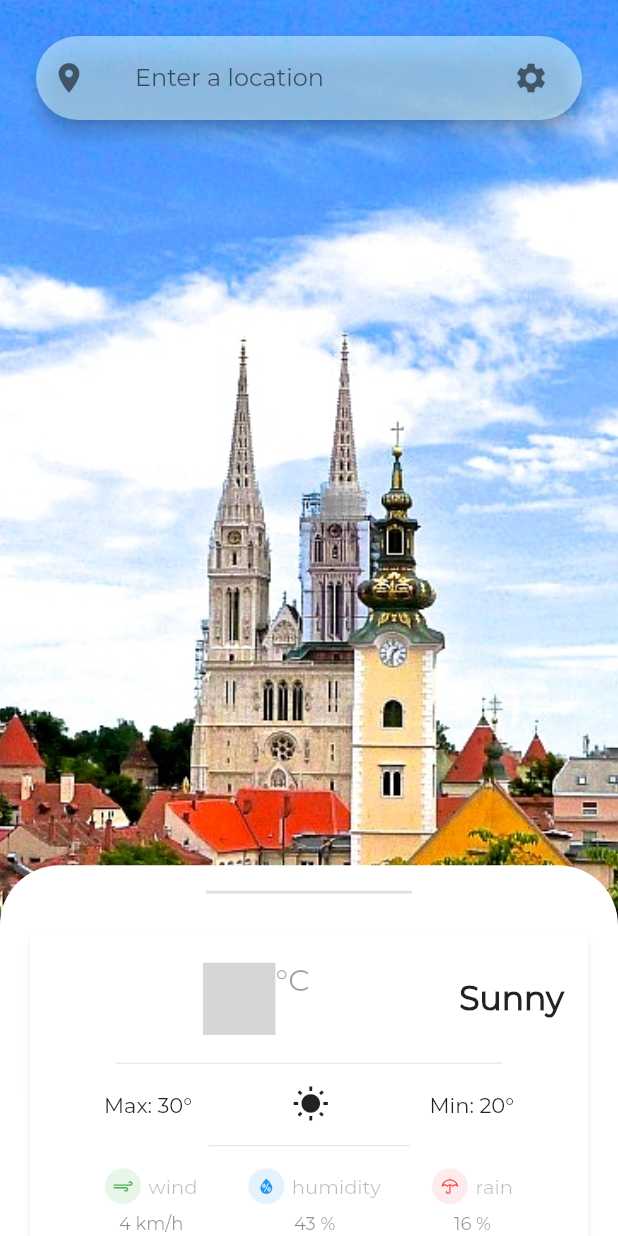
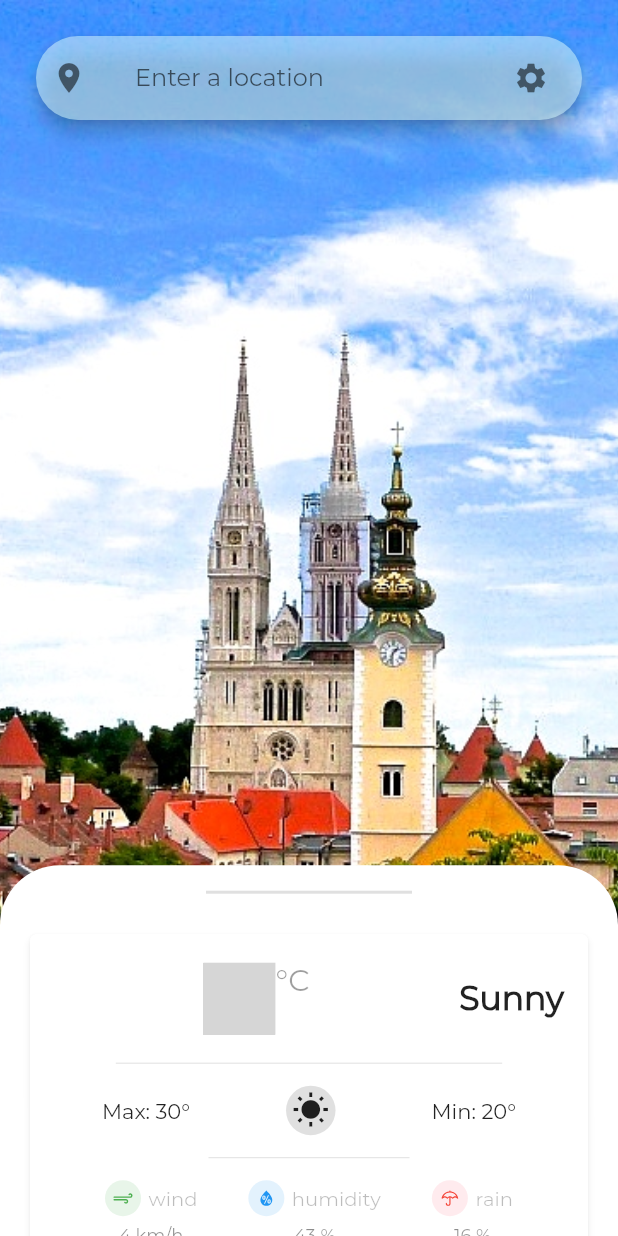
Before and after one commit to FilipLjubic/weather_app, a Flutter app: the screen it shows after launch, on a phone screen of 412 x 824 dp. Run offline on Flutter 3.47's test engine with Material 2 defaults, Android fonts, the phone set to English and light mode, and no system bars; our stand-ins replace weather_icons; missing offline and left inert: date_time_format, number_slide_animation; grey boxes are pictures that could not be loaded.

Commit message:
added circle around icon

```diff
--- a/lib/utils/constants.dart
+++ b/lib/utils/constants.dart
@@ -152,9 +152,16 @@ class MiddleCardRow extends StatelessWidget {
             fontFamily: "Montserrat",
           ),
         ),
-        Icon(
-          Icons.wb_sunny,
-          size: 25.0,
+        Container(
+          padding: const EdgeInsets.all(4.0),
+          decoration: BoxDecoration(
+            shape: BoxShape.circle,
+            color: Colors.black12,
+          ),
+          child: Icon(
+            Icons.wb_sunny,
+            size: 25.0,
+          ),
         ),
         Text(
           "Min: 20°",
```
